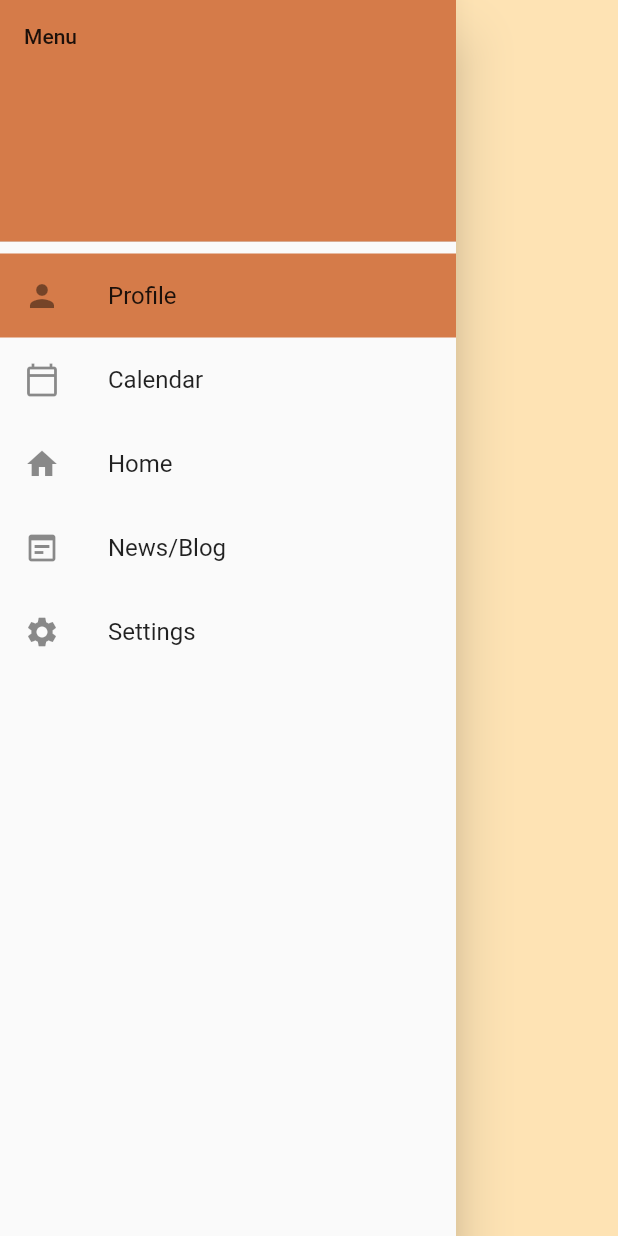
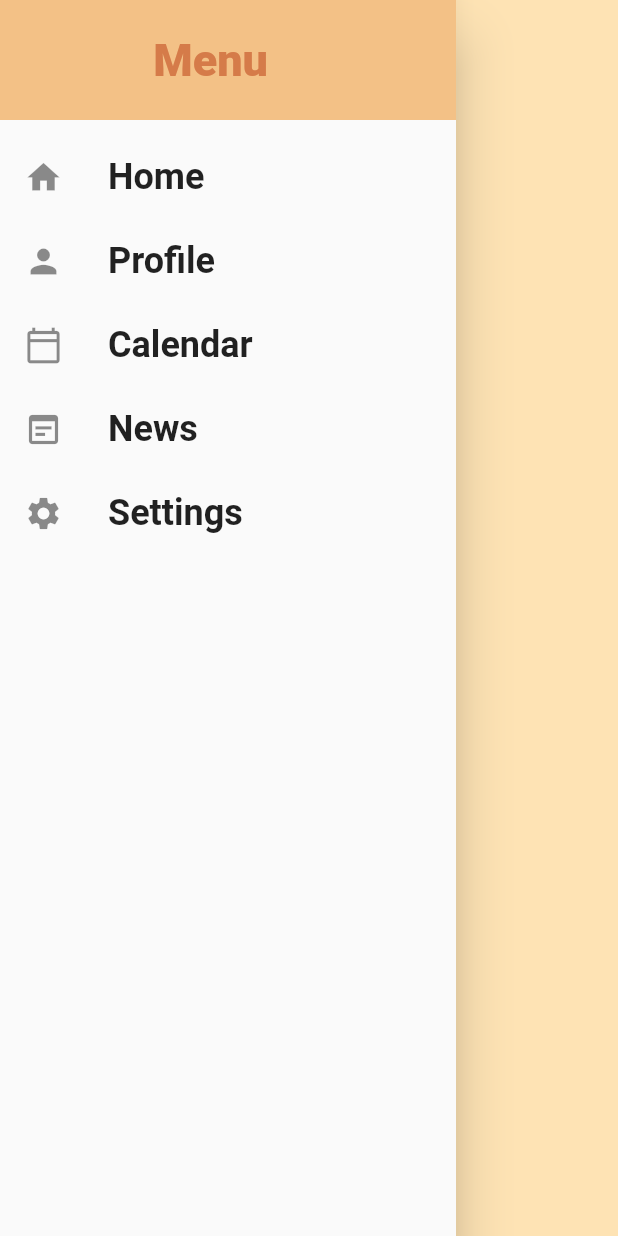
Before and after one commit to edanuroztrk/PetTracker-App, a Flutter app: the SideBar widget shown alone on an empty page, opened directly, on a phone screen of 412 x 824 dp. Run offline on Flutter 3.47's test engine with Material 2 defaults, Android fonts, the phone set to English and light mode, and no system bars; our stand-ins replace curved_navigation_bar, flutter_svg; Roboto replaces fonts that are missing (RobotoCondensed); project files that could hold a hidden picture were left out.

Commit message:
Add files via upload

```diff
--- a/lib/Screens/homePage/components/sidebar.dart
+++ b/lib/Screens/homePage/components/sidebar.dart
@@ -1,85 +1,70 @@
 import 'package:flutter/material.dart';
+import 'package:petTracker/Screens/homePage/homee_page.dart';
 import 'package:petTracker/main.dart';
 //TODO düzenlenecek
 class SideBar extends StatelessWidget {
+  Widget buildListTile(String title, IconData icon, Function tapHandler) {
+    return ListTile(
+      leading: Icon(
+        icon,
+        size: 26,
+      ),
+      title: Text(
+        title,
+        style: TextStyle(
+          fontFamily: 'RobotoCondensed',
+          fontSize: 24,
+          fontWeight: FontWeight.bold,
+        ),
+      ),
+      onTap: tapHandler,
+    );
+  }
+
   @override
   Widget build(BuildContext context) {
     return Drawer(
 
+      child: Column(
 
-      child: ListView(
-        padding: EdgeInsets.zero,
         children: <Widget>[
-          DrawerHeader(
-            decoration: BoxDecoration(
-              color: Color(0xFFD57B49),
-            ),
-            child: Text('Menu'),
-          ),
 
           Container(
 
-             color: Color(0xFFD57B49),
-            child: ListTile(
-              leading: Icon(Icons.person),
-              title: Text('Profile',),
-              onTap: () {
-                // Update the state of the app
-                // ...
-                // Then close the drawer
-                Navigator.pop(context);
-              },
+            height: 80,
+            width: double.infinity,
+            padding: EdgeInsets.all(20),
+            alignment: Alignment.centerLeft,
+            color:  Color(0xFFF3C186),
+            child: Text(
+              '           Menu',
+              style: TextStyle(
+                  fontWeight: FontWeight.w900,
+                  fontSize: 30,
+                  color: Theme.of(context).primaryColor),
             ),
           ),
-          ListTile(
-            leading: Icon(Icons.calendar_today_outlined),
-            title: Text('Calendar'),
-            onTap: () {
-              //TODO
-              // Update the state of the app
-              // ...
-              // Then close the drawer
-              Navigator.pop(context);
-            },
+          SizedBox(
+
+            height: 10,
           ),
-          ListTile(
-            leading: Icon(Icons.home),
-            title: Text('Home'),
-            onTap: () {
-              //TODO
-              // Update the state of the app
-              // ...
-              // Then close the drawer
-              Navigator.pop(context);
-            },
-          ),
-          ListTile(
-            leading: Icon(Icons.wysiwyg),
-            title: Text('News/Blog'),
-            onTap: () {
-              //TODO
-              // Update the state of the app
-              // ...
-              // Then close the drawer
-              Navigator.pop(context);
-            },
-          ),
-          ListTile(
-            leading: Icon(Icons.settings),
-            title: Text('Settings'),
-            onTap: () {
-              //TODO
-              // Update the state of the app
-              // ...
-              // Then close the drawer
-              Navigator.pop(context);
-            },
-          ),
+          buildListTile('Home', Icons.home, () {
 
+          }),
+          buildListTile('Profile',  Icons.person, () {
 
-    ],
+          }),
+          buildListTile('Calendar', Icons.calendar_today_outlined, () {
+
+          }),
+          buildListTile('News', Icons.wysiwyg, () {
+
+          }),
+          buildListTile('Settings', Icons.settings, () {
+
+          }),
+
+        ],
       ),
-
     );
-  }
-}
+  }}
--- a/lib/components/text_field_container.dart
+++ b/lib/components/text_field_container.dart
@@ -1,6 +1,5 @@
 import 'package:flutter/material.dart';
 import 'package:petTracker/constants.dart';
-
 
 class TextFieldContainer extends StatelessWidget {
   final Widget child;
```
Also changed, not shown: pubspec.lock, 9 other files.
